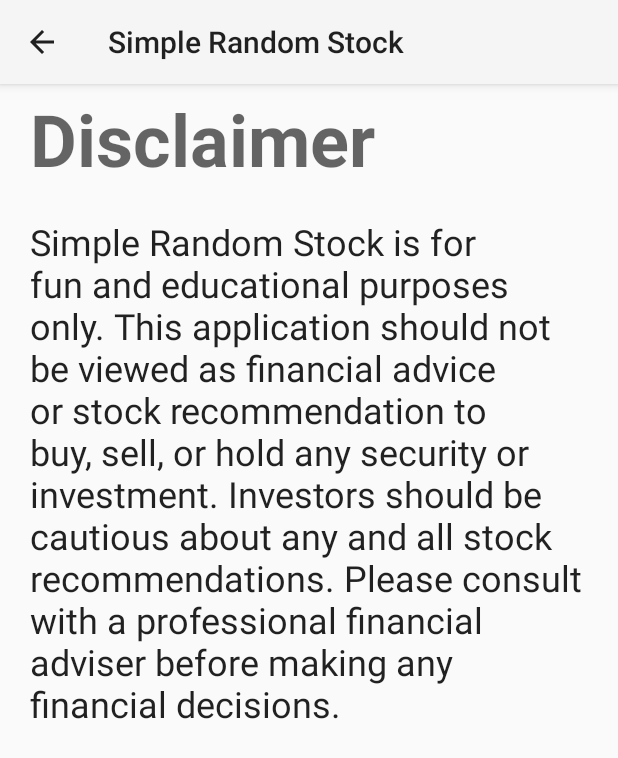
After one commit to WillWcchan/Simple-Random-Stock, an Android app: the DisclaimerActivity screen opened directly, with no data from a screen before it, on a phone screen of 412 x 824 dp. The commit adds this screen. Shown: the top 758 px of the screen. Run offline under Robolectric (Android 15) with nearby library versions, the phone set to English and light mode, and no system bars.

Commit message:
Added a disclaimer page

```diff
--- a/app/src/main/AndroidManifest.xml
+++ b/app/src/main/AndroidManifest.xml
@@ -9,15 +9,26 @@
         android:roundIcon="@mipmap/ic_launcher_round"
         android:supportsRtl="true"
         android:theme="@style/Theme.AppCompat.DayNight.NoActionBar">
+
+        <activity
+            android:name=".activities.DisclaimerActivity"
+            android:parentActivityName=".MainActivity">
+
+            <!-- Parent activity meta-data to support 4.0 and lower -->
+            <meta-data
+                android:name="android.support.PARENT_ACTIVITY"
+                android:value="com.willchan.simple_random_stock.MainActivity" />
+        </activity>
+
         <activity
             android:name=".splashscreens.SplashScreenActivity"
             android:theme="@style/Theme.Design.Light.NoActionBar">
             <intent-filter>
                 <action android:name="android.intent.action.MAIN" />
+
                 <category android:name="android.intent.category.LAUNCHER" />
             </intent-filter>
         </activity>
-
         <activity
             android:name=".activities.AboutActivity"
             android:parentActivityName=".MainActivity">
@@ -27,6 +38,7 @@
                 android:name="android.support.PARENT_ACTIVITY"
                 android:value="com.willchan.simple_random_stock.MainActivity" />
         </activity>
+
         <activity
             android:name=".MainActivity"
             android:theme="@style/AppTheme" />
--- a/app/src/main/java/com/willchan/simple_random_stock/MainActivity.java
+++ b/app/src/main/java/com/willchan/simple_random_stock/MainActivity.java
@@ -14,6 +14,7 @@ import androidx.viewpager.widget.ViewPager;
 
 import com.google.android.material.tabs.TabLayout;
 import com.willchan.simple_random_stock.activities.AboutActivity;
+import com.willchan.simple_random_stock.activities.DisclaimerActivity;
 import com.willchan.simple_random_stock.adapters.TabLayoutAdapter;
 import com.willchan.simple_random_stock.fragments.IndexFragment;
 import com.willchan.simple_random_stock.viewmodels.StockViewModel;
@@ -82,6 +83,10 @@ public class MainActivity extends AppCompatActivity {
             if (stockViewModel != null)
                 stockViewModel.deleteAllStocks();
             return true;
+        } else if (item.getItemId() == R.id.disclaimer) {
+            Intent intent = new Intent(this, DisclaimerActivity.class);
+            startActivity(intent);
+            return true;
         } else {
             return super.onOptionsItemSelected(item);
         }
--- /dev/null
+++ b/app/src/main/java/com/willchan/simple_random_stock/activities/DisclaimerActivity.java
@@ -0,0 +1,35 @@
+package com.willchan.simple_random_stock.activities;
+
+import android.os.Bundle;
+import android.util.Log;
+
+import androidx.appcompat.app.ActionBar;
+import androidx.appcompat.app.AppCompatActivity;
+import androidx.appcompat.widget.Toolbar;
+
+import com.willchan.simple_random_stock.R;
+
+public class DisclaimerActivity extends AppCompatActivity {
+
+    @Override
+    protected void onCreate(Bundle savedInstanceState) {
+        super.onCreate(savedInstanceState);
+        setContentView(R.layout.activity_disclaimer);
+
+        // Source: https://developer.android.com/training/appbar/up-action
+        Toolbar toolBar = findViewById(R.id.toolbar);
+        setSupportActionBar(toolBar);
+
+        // Get a support Actionbar corresponding to this toolbar
+        ActionBar ab = getSupportActionBar();
+
+        // Enable the Up Button
+        if (ab != null) {
+            try {
+                ab.setDisplayHomeAsUpEnabled(true);
+            } catch (NullPointerException e) {
+                Log.e(DisclaimerActivity.this.getLocalClassName(), "Unable to set Up Action");
+            }
+        }
+    }
+}
--- /dev/null
+++ b/app/src/main/res/drawable/ic_warning.xml
@@ -0,0 +1,10 @@
+<vector xmlns:android="http://schemas.android.com/apk/res/android"
+    android:width="24dp"
+    android:height="24dp"
+    android:tint="?attr/colorControlNormal"
+    android:viewportWidth="24"
+    android:viewportHeight="24">
+  <path
+      android:fillColor="@android:color/white"
+      android:pathData="M1,21h22L12,2 1,21zM13,18h-2v-2h2v2zM13,14h-2v-4h2v4z" />
+</vector>
--- a/app/src/main/res/layout/activity_about.xml
+++ b/app/src/main/res/layout/activity_about.xml
@@ -134,5 +134,4 @@
         app:layout_constraintStart_toStartOf="parent"
         app:layout_constraintTop_toBottomOf="@+id/supportTexView" />
 
-
 </androidx.constraintlayout.widget.ConstraintLayout>
--- /dev/null
+++ b/app/src/main/res/layout/activity_disclaimer.xml
@@ -0,0 +1,52 @@
+<?xml version="1.0" encoding="utf-8"?>
+<RelativeLayout xmlns:android="http://schemas.android.com/apk/res/android"
+    xmlns:app="http://schemas.android.com/apk/res-auto"
+    xmlns:tools="http://schemas.android.com/tools"
+    android:layout_width="match_parent"
+    android:layout_height="match_parent"
+    tools:context=".activities.DisclaimerActivity">
+
+    <com.google.android.material.appbar.AppBarLayout
+        android:id="@+id/disclaimer_appbar"
+        android:layout_width="match_parent"
+        android:layout_height="wrap_content">
+
+        <androidx.appcompat.widget.Toolbar
+            android:id="@+id/toolbar"
+            android:layout_width="match_parent"
+            android:layout_height="wrap_content"
+            android:background="?attr/colorPrimary"
+            android:minHeight="?attr/actionBarSize"
+            android:theme="@style/ThemeOverlay.AppCompat.ActionBar"
+            app:layout_constraintEnd_toEndOf="parent"
+            app:layout_constraintStart_toStartOf="parent"
+            app:layout_constraintTop_toTopOf="parent"
+            app:popupTheme="@style/ThemeOverlay.AppCompat.Light" />
+
+    </com.google.android.material.appbar.AppBarLayout>
+
+    <TextView
+        android:id="@+id/textView2"
+        android:layout_width="match_parent"
+        android:layout_height="wrap_content"
+        android:layout_below="@id/disclaimer_appbar"
+        android:layout_alignParentTop="true"
+        android:layout_marginLeft="20sp"
+        android:layout_marginTop="60sp"
+        android:layout_marginRight="20sp"
+        android:text="@string/disclaimer"
+        android:textAppearance="@style/TextAppearance.MaterialComponents.Headline3"
+        android:textStyle="bold" />
+
+    <TextView
+        android:layout_width="wrap_content"
+        android:layout_height="match_parent"
+        android:layout_below="@id/textView2"
+        android:layout_marginLeft="20sp"
+        android:layout_marginTop="20sp"
+        android:layout_marginRight="20sp"
+        android:layout_marginBottom="20sp"
+        android:text="@string/fullText_disclaimer"
+        android:textAppearance="@style/TextAppearance.MaterialComponents.Headline5" />
+
+</RelativeLayout>
--- a/app/src/main/res/menu/menu_file.xml
+++ b/app/src/main/res/menu/menu_file.xml
@@ -16,6 +16,11 @@
                 android:id="@+id/about"
                 android:icon="@drawable/ic_info"
                 android:title="@string/about" />
+
+            <item
+                android:id="@+id/disclaimer"
+                android:icon="@drawable/ic_warning"
+                android:title="@string/disclaimer" />
         </menu>
     </item>
 
--- a/app/src/main/res/values/strings.xml
+++ b/app/src/main/res/values/strings.xml
@@ -38,5 +38,11 @@
     <string name="robinhood_referral_link">
         <a href="https://join.robinhood.com/williac1866"> https://join.robinhood.com/williac1866 </a>
     </string>
+    <string name="disclaimer">Disclaimer</string>
+    <string name="fullText_disclaimer">Simple Random Stock is for fun and
+        educational purposes only. This application should not be viewed as
+        financial advice or stock recommendation to buy, sell, or hold any security or investment.
+        Investors should be cautious about any and all stock recommendations. Please consult
+        with a professional financial adviser before making any financial decisions.</string>
 
 </resources>
```
